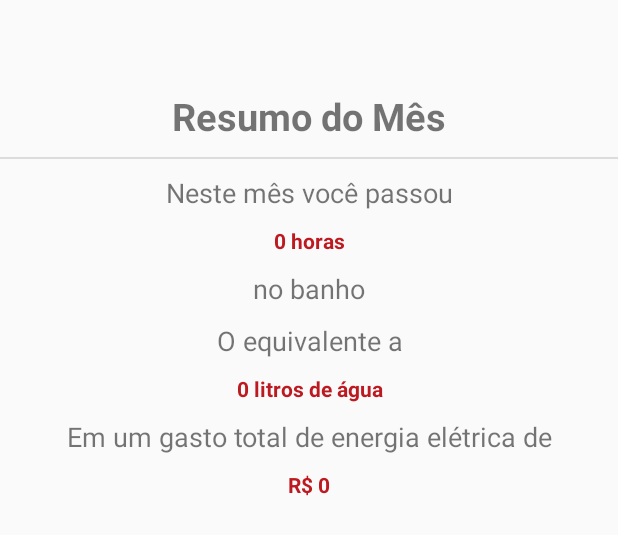
After one commit to felipemeriga/ShowerIO-Cloud-Flow, an Android app: the layout dialog_monthly_statistics.xml on its own in the app's theme, with its tools: preview values and no code run, on a phone screen of 412 x 824 dp. The commit adds this screen. Shown: the top 535 px of the screen. Run offline under Robolectric (Android 15) with nearby library versions, the phone set to English and light mode, and no system bars; Roboto replaces fonts that are not available here.

Commit message:
#70 - Updating monthly Statistics layout to a bunch of text views

```diff
--- a/ShowerIO-Cloud/app/src/main/java/com/felipe/showeriocloud/Activities/Fragments/StatisticsDetailFragment.java
+++ b/ShowerIO-Cloud/app/src/main/java/com/felipe/showeriocloud/Activities/Fragments/StatisticsDetailFragment.java
@@ -2,10 +2,12 @@ package com.felipe.showeriocloud.Activities.Fragments;
 
 import android.app.ProgressDialog;
 import android.content.Context;
+import android.content.DialogInterface;
 import android.graphics.Color;
 import android.net.Uri;
 import android.os.Bundle;
 import android.support.v4.app.Fragment;
+import android.support.v7.app.AlertDialog;
 import android.support.v7.widget.CardView;
 import android.util.Log;
 import android.view.LayoutInflater;
@@ -15,6 +17,7 @@ import android.widget.GridLayout;
 
 import com.android.volley.RequestQueue;
 import com.android.volley.toolbox.Volley;
+import com.espressif.iot.esptouch.task.__IEsptouchTask;
 import com.felipe.showeriocloud.Model.BathStatisticsMonthly;
 import com.felipe.showeriocloud.Model.DeviceDO;
 import com.felipe.showeriocloud.Model.DevicePersistance;
@@ -46,6 +49,7 @@ public class StatisticsDetailFragment extends Fragment {
     private StatisticsUtils statisticsUtils;
     public RequestQueue requestQueue;
     private ProgressDialog loadingStatisProgressDialog;
+    private AlertDialog alertStatistics;
 
     @BindView(R.id.mainGridStats)
     public GridLayout mainGridStats;
@@ -167,6 +171,21 @@ public class StatisticsDetailFragment extends Fragment {
                                 BathStatisticsMonthly bathStatisticsMonthly = (BathStatisticsMonthly) object;
                                 loadingStatisProgressDialog.dismiss();
 
+                                if (bathStatisticsMonthly.getTotalTime() > 0) {
+                                    AlertDialog.Builder mBuilder = new AlertDialog.Builder(getContext());
+                                    View mView = getLayoutInflater().inflate(R.layout.dialog_monthly_statistics, null);
+                                    mBuilder.setView(mView);
+                                    final AlertDialog dialog = mBuilder.create();
+                                    dialog.setCanceledOnTouchOutside(false);
+                                    dialog.setButton(DialogInterface.BUTTON_NEGATIVE, getActivity().getText(android.R.string.cancel),
+                                            new DialogInterface.OnClickListener() {
+                                                @Override
+                                                public void onClick(DialogInterface dialog, int which) {
+                                                    dialog.dismiss();
+                                                }
+                                            });
+                                    dialog.show();
+                                }
                             }
                         });
                     }
--- a/ShowerIO-Cloud/app/src/main/java/com/felipe/showeriocloud/Activities/Home/SplashScreen.java
+++ b/ShowerIO-Cloud/app/src/main/java/com/felipe/showeriocloud/Activities/Home/SplashScreen.java
@@ -44,7 +44,7 @@ import java.util.List;
 
 public class SplashScreen extends AppCompatActivity {
 
-    private static int SPLASH_TIME_OUT = 1000;
+    private static int SPLASH_TIME_OUT = 0;
     private static final String TAG = "SplashScreen";
     private ImageView imageView;
 
--- /dev/null
+++ b/ShowerIO-Cloud/app/src/main/res/layout/dialog_monthly_statistics.xml
@@ -0,0 +1,105 @@
+<?xml version="1.0" encoding="utf-8"?>
+<LinearLayout
+    xmlns:android="http://schemas.android.com/apk/res/android"
+    xmlns:app="http://schemas.android.com/apk/res-auto"
+    xmlns:tools="http://schemas.android.com/tools"
+    android:layout_width="match_parent"
+    android:orientation="vertical"
+    android:layout_height="match_parent">
+
+    <TextView
+        android:id="@+id/bathMonthlyTitle"
+        android:layout_width="match_parent"
+        android:layout_height="wrap_content"
+        android:layout_gravity="top|center"
+        android:layout_marginTop="60dp"
+        android:gravity="center_horizontal"
+        android:paddingBottom="10dp"
+        android:text="@string/monthTitle"
+        android:textSize="25sp"
+        android:textStyle="bold"
+        app:layout_constraintBaseline_creator="@integer/google_play_services_version"
+        tools:layout_centerHorizontal="false"
+        tools:layout_editor_absoluteX="96dp"
+        tools:layout_editor_absoluteY="57dp" />
+
+    <View
+        android:id="@+id/divider"
+        android:layout_width="match_parent"
+        android:layout_height="1dp"
+        android:background="?android:attr/listDivider" />
+
+    <TextView
+        android:id="@+id/textView8"
+        android:layout_width="match_parent"
+        android:layout_height="wrap_content"
+        android:layout_gravity="top|center"
+        android:layout_marginTop="10dp"
+        android:gravity="center_horizontal"
+        android:text="@string/hoursTitle"
+        android:textSize="18sp" />
+
+    <TextView
+        android:id="@+id/hoursResponse"
+        android:layout_width="match_parent"
+        android:layout_height="wrap_content"
+        android:layout_marginTop="10dp"
+        android:gravity="center_horizontal"
+        android:text="@string/hoursResponse"
+        android:textAllCaps="false"
+        android:textColor="@color/colorAccent"
+        android:textStyle="bold" />
+
+
+    <TextView
+        android:id="@+id/textView6"
+        android:layout_width="match_parent"
+        android:layout_height="wrap_content"
+        android:layout_marginTop="10dp"
+        android:gravity="center_horizontal"
+        android:text="@string/inShower"
+        android:textSize="18sp" />
+
+    <TextView
+        android:id="@+id/textView11"
+        android:layout_width="match_parent"
+        android:layout_height="wrap_content"
+        android:layout_marginTop="10dp"
+        android:gravity="center_horizontal"
+        android:text="@string/equi"
+        android:textSize="18sp" />
+
+    <TextView
+        android:id="@+id/litersResponse"
+        android:layout_width="match_parent"
+        android:layout_height="wrap_content"
+        android:layout_marginTop="10dp"
+        android:gravity="center_horizontal"
+        android:text="@string/litersResponse"
+        android:textAllCaps="false"
+        android:textColor="@color/colorAccent"
+        android:textStyle="bold" />
+
+    <TextView
+        android:id="@+id/textView9"
+        android:layout_width="match_parent"
+        android:layout_height="wrap_content"
+        android:layout_marginTop="10dp"
+        android:gravity="center_horizontal"
+        android:text="@string/electricalTitle"
+        android:textSize="18sp" />
+
+    <TextView
+        android:id="@+id/coastResponse"
+        android:layout_width="match_parent"
+        android:layout_height="wrap_content"
+        android:layout_alignParentBottom="true"
+        android:layout_centerHorizontal="true"
+        android:layout_marginTop="10dp"
+        android:gravity="center_horizontal"
+        android:text="@string/price"
+        android:textAllCaps="false"
+        android:textStyle="bold"
+        tools:textColor="@color/colorAccent" />
+
+</LinearLayout>
--- a/ShowerIO-Cloud/app/src/main/res/values/strings.xml
+++ b/ShowerIO-Cloud/app/src/main/res/values/strings.xml
@@ -117,11 +117,21 @@
     <string name="monthly">Mensal </string>
     <string name="emptyStatistics">Não há nenhum registro de banho para o dia selecionado</string>
 
-    <!--Statistics Daily Talbe-->
+    <!--Statistics Daily Table-->
     <string name="bathDateTime">Horário do Banho</string>
     <string name="duration">Duração </string>
     <string name="liters">Litros </string>
 
+    <!--Statistics Month-->
+    <string name="monthTitle">Resumo do Mês </string>
+    <string name="litersResponse">0 litros de água</string>
+    <string name="equi">O equivalente a</string>
+    <string name="hoursResponse">0 horas</string>
+    <string name="electricalTitle">Em um gasto total de energia elétrica de</string>
+    <string name="hoursTitle">Neste mês você passou</string>
+    <string name="inShower">no banho</string>
+    <string name="price">R$ 0</string>
+
 
 
 </resources>
```
